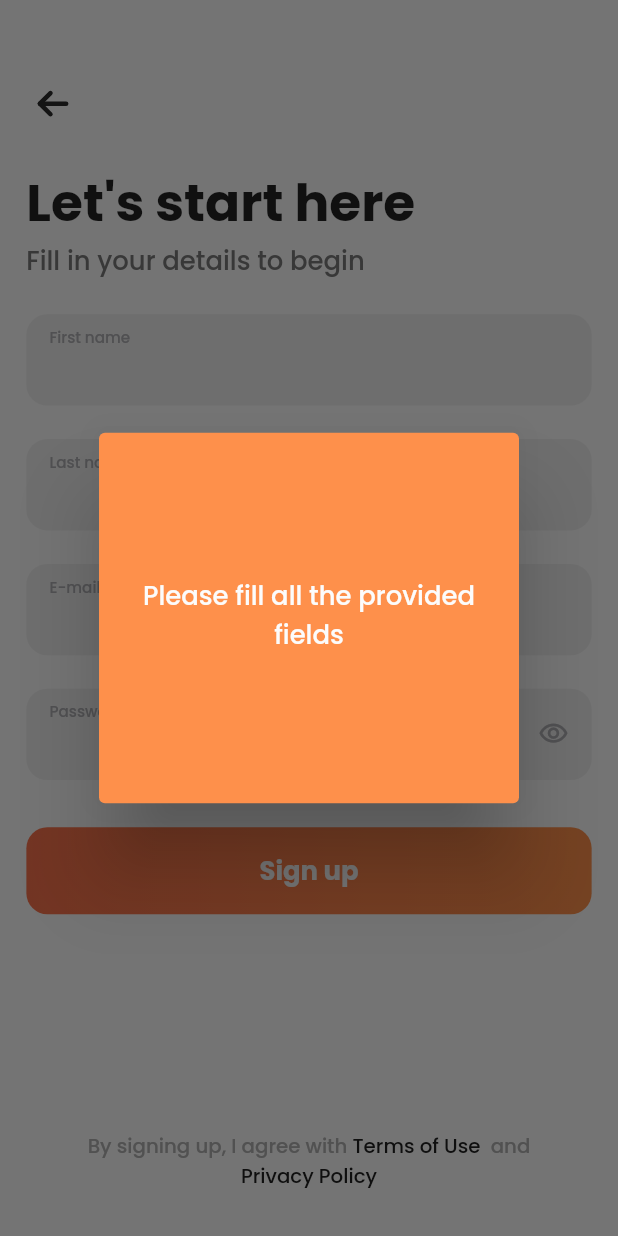
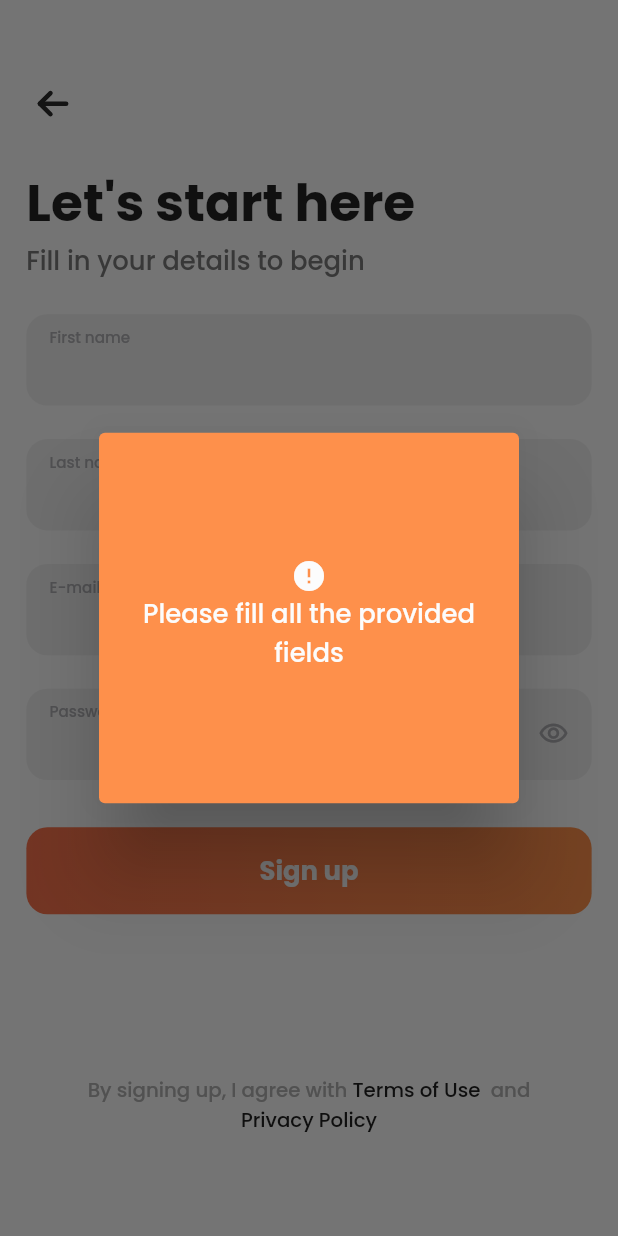
Before and after one commit to BarryDaBee/woo-dog, a Flutter app: the SignUpView screen opened by its route, after a tap on "Sign up", on a phone screen of 412 x 824 dp. Run offline on Flutter 3.47's test engine with Material 2 defaults, Android fonts, the phone set to English and light mode, and no system bars; our stand-ins replace bubble, connectivity, flutter_screenutil, flutter_svg, get_it, google_fonts and 1 more.

Commit message:
code cleanup

```diff
--- a/lib/core/locator.dart
+++ b/lib/core/locator.dart
@@ -1,5 +1,5 @@
 import 'package:acumen_app/ui/views/auth_view/sign_in_view_model.dart';
-import 'package:acumen_app/ui/views/auth_view/sign_up_view.dart';
+
 import 'package:acumen_app/ui/views/auth_view/sign_up_view_model.dart';
 import 'package:acumen_app/ui/views/root_view/root_view_model.dart';
 import 'package:get_it/get_it.dart';
--- a/lib/ui/views/auth_view/onboarding_view.dart
+++ b/lib/ui/views/auth_view/onboarding_view.dart
@@ -97,9 +97,8 @@ class OnboardingView extends StatelessWidget {
                             fontWeight: FontWeight.w500,
                             color: AppColors.white,
                           ),
-                          SizedBox(width: 5.w),
-                          InkWell(
-                            onTap: () {
+                          TextButton(
+                            onPressed: () {
                               Navigator.pushNamed(context, Routes.signInView);
                             },
                             child: const CustomText(
--- a/lib/ui/views/auth_view/sign_up_view.dart
+++ b/lib/ui/views/auth_view/sign_up_view.dart
@@ -17,13 +17,14 @@ class SignUpView extends StatelessWidget {
         disposeViewModel: false,
         builder: (context, model, child) {
           return Scaffold(
-            resizeToAvoidBottomInset: false,
-            body: Padding(
+            resizeToAvoidBottomInset: true,
+            body: ListView(
+              shrinkWrap: true,
               padding: EdgeInsets.symmetric(horizontal: 16.w),
-              child: Column(
-                crossAxisAlignment: CrossAxisAlignment.start,
               children: [
                 SizedBox(height: 50.h),
+                Row(
+                  children: [
                     GestureDetector(
                       onTap: () {
                         Navigator.pop(context);
@@ -32,6 +33,8 @@ class SignUpView extends StatelessWidget {
                         padding: EdgeInsets.all(4.r),
                         child: SvgPicture.asset('arrow_left'.svg),
                       ),
+                    ),
+                  ],
                 ),
                 SizedBox(height: 22.h),
                 const CustomText(
@@ -95,14 +98,13 @@ class SignUpView extends StatelessWidget {
                     ],
                   ),
                 ),
-                  const Spacer(),
+                SizedBox(height: 105.h),
                 Padding(
                   padding: EdgeInsets.symmetric(horizontal: 33.w),
                   child: buildTermsOfUse(),
                 ),
                 SizedBox(height: 30.h),
               ],
-              ),
             ),
           );
         });
@@ -128,10 +130,7 @@ class SignUpView extends StatelessWidget {
               fontSize: 13.sp,
               fontWeight: FontWeight.w500,
             ),
-            recognizer: TapGestureRecognizer()
-              ..onTap = () {
-                print('Terms of Use');
-              },
+            recognizer: TapGestureRecognizer()..onTap = () {},
           ),
           TextSpan(
             text: ' and',
@@ -148,10 +147,7 @@ class SignUpView extends StatelessWidget {
               fontSize: 13.sp,
               fontWeight: FontWeight.w500,
             ),
-            recognizer: TapGestureRecognizer()
-              ..onTap = () {
-                print('Privacy Policy');
-              },
+            recognizer: TapGestureRecognizer()..onTap = () {},
           ),
         ],
       ),
--- a/lib/ui/views/auth_view/sign_up_view_model.dart
+++ b/lib/ui/views/auth_view/sign_up_view_model.dart
@@ -4,6 +4,9 @@ import 'package:acumen_app/core/exports.dart';
 import 'package:acumen_app/core/locator.dart';
 import 'package:acumen_app/core/models/user.dart';
 import 'package:acumen_app/core/services/api.dart';
+import 'package:acumen_app/ui/widgets/error_dialog.dart';
+import 'package:connectivity/connectivity.dart';
+
 import 'package:stacked/stacked.dart';
 import 'package:http/http.dart';
 
@@ -17,6 +20,11 @@ class SignUpViewModel extends BaseViewModel {
   Future signUp(BuildContext context) async {
     setBusy(true);
 
+    var connectivityResult = await (Connectivity().checkConnectivity());
+
+    ///Check if there is an internet connection before validating or making request.
+    if (connectivityResult != ConnectivityResult.none) {
+      ///Check if all the fields are not empty
       bool isValid = [password, lastname, firstname, email]
           .every((element) => element.isNotEmpty);
       if (isValid) {
@@ -28,27 +36,13 @@ class SignUpViewModel extends BaseViewModel {
         Map<String, dynamic> data = jsonDecode(response.body);
         if (!data['error']) {
           user = User.fromJson(data);
-        Navigator.pushNamedAndRemoveUntil(
-            context, Routes.rootView, (route) => false);
+          //do something with user;
+          Navigator.pushReplacementNamed(context, Routes.rootView);
         } else {
           showDialog(
             context: context,
             builder: (context) {
-            return AlertDialog(
-              backgroundColor: AppColors.orangeLight,
-              content: Container(
-                height: 200.r,
-                width: 200.r,
-                alignment: Alignment.center,
-                child: CustomText(
-                  data["message"],
-                  fontSize: 17,
-                  textAlign: TextAlign.center,
-                  color: AppColors.white,
-                  fontWeight: FontWeight.w500,
-                ),
-              ),
-            );
+              return ErrorDialog(message: data['message']);
             },
           );
         }
@@ -56,21 +50,17 @@ class SignUpViewModel extends BaseViewModel {
         showDialog(
           context: context,
           builder: (context) {
-          return AlertDialog(
-            backgroundColor: AppColors.orangeLight,
-            content: Container(
-              height: 200.r,
-              width: 200.r,
-              alignment: Alignment.center,
-              child: const CustomText(
-                "Please fill all the provided fields",
-                fontSize: 17,
-                textAlign: TextAlign.center,
-                color: AppColors.white,
-                fontWeight: FontWeight.w500,
-              ),
-            ),
+            return const ErrorDialog(
+                message: "Please fill all the provided fields");
+          },
         );
+      }
+    } else {
+      showDialog(
+        context: context,
+        builder: (context) {
+          return const ErrorDialog(
+              message: "Please connect to the internet to proceed");
         },
       );
     }
--- a/lib/ui/views/walker_info_view/walker_info_view.dart
+++ b/lib/ui/views/walker_info_view/walker_info_view.dart
@@ -18,7 +18,7 @@ class WalkerInfoView extends StatelessWidget {
             'alex_murray'.png,
             fit: BoxFit.cover,
             height: 447.h,
-            width: ScreenUtil.defaultSize.width,
+            width: 375.w,
           ),
           Positioned(
             top: 40,
--- a/lib/ui/widgets/custom_text_field.dart
+++ b/lib/ui/widgets/custom_text_field.dart
@@ -55,6 +55,7 @@ class _CustomTextFieldState extends State<CustomTextField> {
                     onChanged: widget.onChanged,
                     maxLines: 1,
                     validator: widget.validator,
+                    textInputAction: TextInputAction.next,
                     decoration: const InputDecoration(
                       contentPadding: EdgeInsets.symmetric(vertical: 1),
                       isDense: true,
--- /dev/null
+++ b/lib/ui/widgets/error_dialog.dart
@@ -0,0 +1,35 @@
+import 'package:acumen_app/core/exports.dart';
+
+class ErrorDialog extends StatelessWidget {
+  final String message;
+  const ErrorDialog({
+    Key? key,
+    required this.message,
+  }) : super(key: key);
+
+  @override
+  Widget build(BuildContext context) {
+    return AlertDialog(
+      backgroundColor: AppColors.orangeLight,
+      content: Container(
+        height: 200.r,
+        width: 200.r,
+        alignment: Alignment.center,
+        child: Column(
+          crossAxisAlignment: CrossAxisAlignment.center,
+          mainAxisAlignment: MainAxisAlignment.center,
+          children: [
+            const Icon(Icons.error, color: AppColors.white),
+            CustomText(
+              message,
+              fontSize: 17,
+              textAlign: TextAlign.center,
+              color: AppColors.white,
+              fontWeight: FontWeight.w500,
+            ),
+          ],
+        ),
+      ),
+    );
+  }
+}
--- a/pubspec.yaml
+++ b/pubspec.yaml
@@ -43,6 +43,7 @@ dependencies:
   bubble: ^1.2.1
   email_validator: ^2.0.1
   http: ^0.13.4
+  connectivity: ^3.0.6
 
 dev_dependencies:
   flutter_test:
```
Also changed, not shown: lib/main.dart (+5 -2 lines), lib/ui/views/auth_view/sign_in_view.dart (+2 -8 lines), lib/ui/views/auth_view/sign_in_view_model.dart (+20 -30 lines), pubspec.lock. Lines whose indentation alone changed are shown as unchanged.
